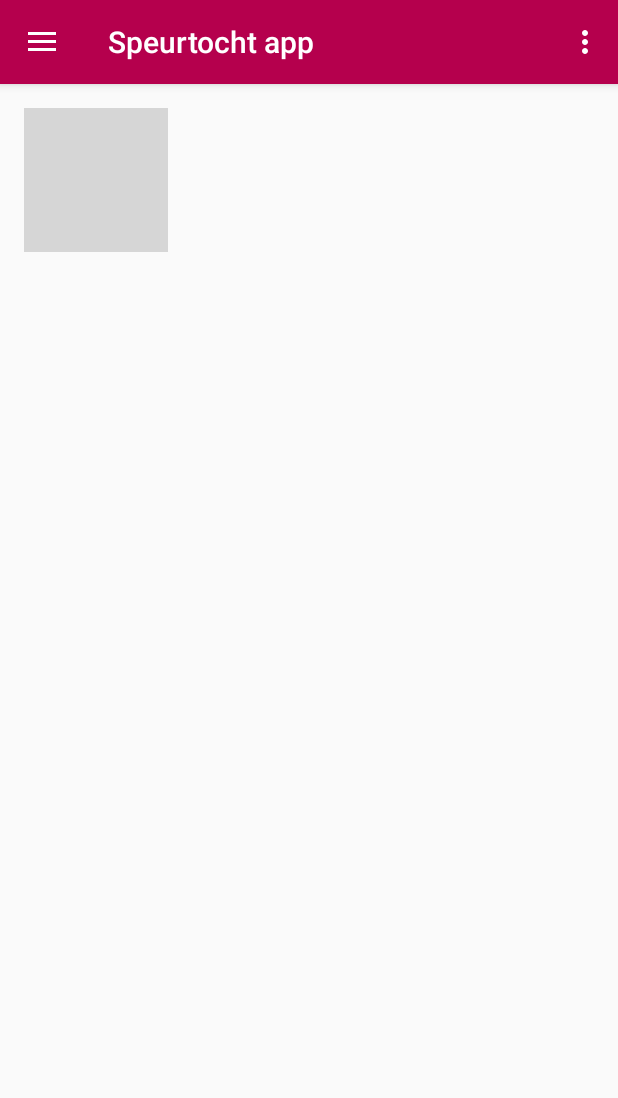
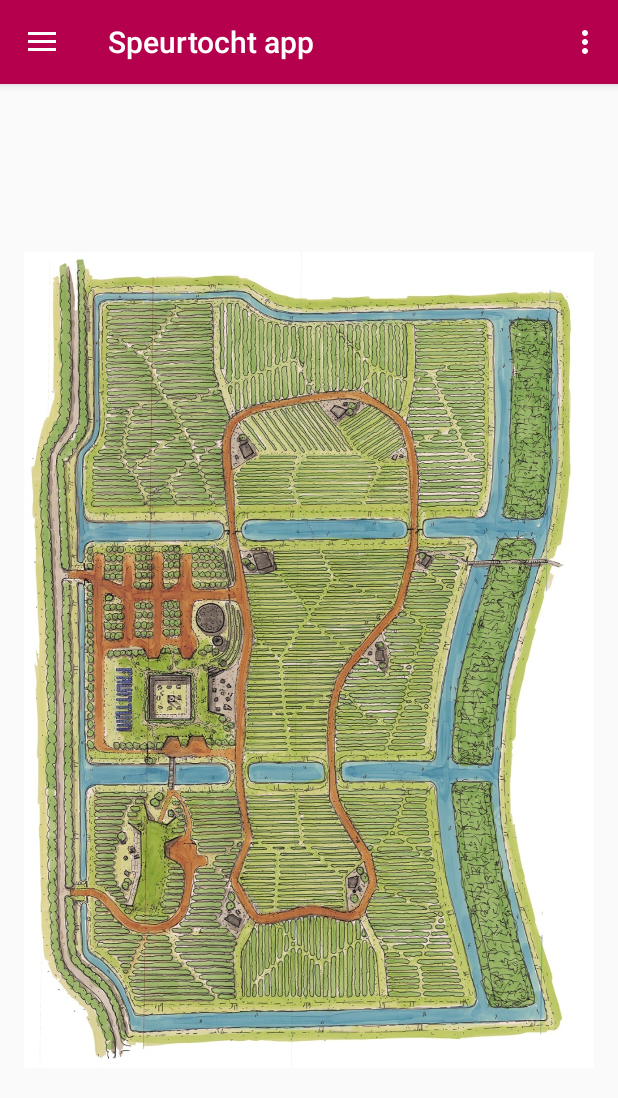
Before and after one commit to AKucuk/fruittuin, an Android app: the screen it shows after launch (MainDrawerActivity), in the side drawer, after a tap on "Plattegrond", on a phone screen of 412 x 824 dp. Shown: the top 1098 px of the screen. Run offline under Robolectric (Android 15) with nearby library versions, the light colour scheme and no system bars; grey boxes are pictures that could not be loaded.

Commit message:
plattegrond image resized; app doesnt crash anymore

```diff
--- a/app/src/main/res/layout/fragment_plattegrond.xml
+++ b/app/src/main/res/layout/fragment_plattegrond.xml
@@ -5,13 +5,11 @@
     android:layout_height="match_parent"
     tools:context="com.example.abdullahkucuk.fruittuin.Fragments.PlattegrondFragment">
 
-    <!-- TODO: Update blank fragment layout -->
-
     <ImageView
         android:layout_width="wrap_content"
         android:layout_height="wrap_content"
-        android:rotation="90"
-        app:srcCompat="@drawable/plattegrond"
-        android:id="@+id/imageView4" />
+        android:layout_centerInParent="true"
+        app:srcCompat="@drawable/plattegrondresized"
+        android:id="@+id/imageView5" />
 
 </FrameLayout>
```
Also changed, not shown: app/src/main/res/drawable/plattegrondresized.jpg (added).
